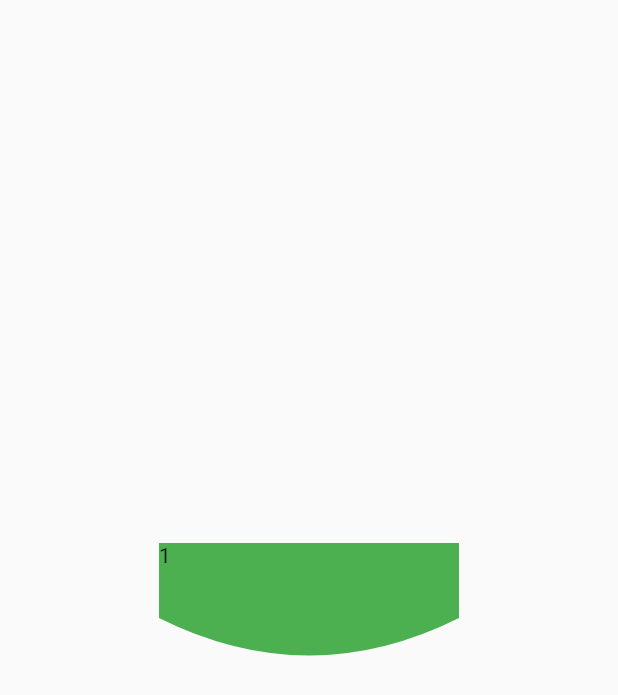
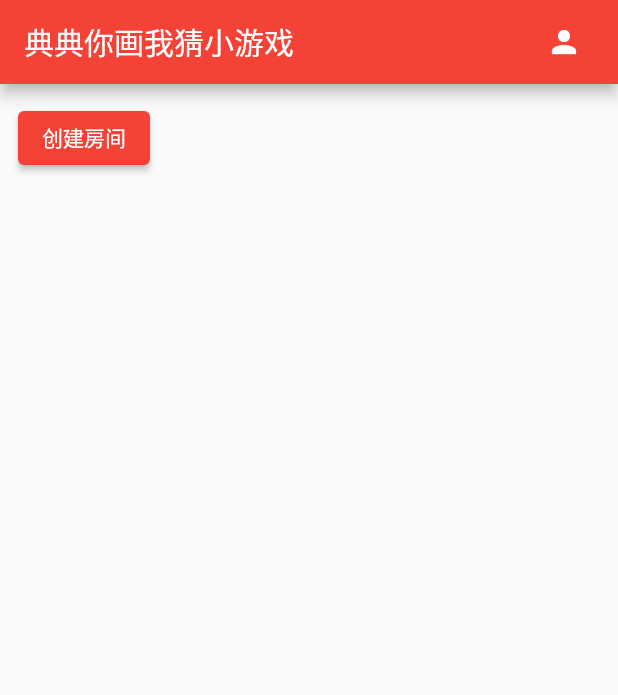
Before and after one commit to mdddj/flutter_what_is_this_game, a Flutter app: the screen it shows after launch, on a phone screen of 412 x 824 dp. Shown: the top 695 px of the screen. Run offline on Flutter 3.47's test engine with Material 2 defaults, Android fonts, the phone set to English and light mode, and no system bars; our stand-ins replace get.

Commit message:
添加首页功能

```diff
--- /dev/null
+++ b/lib/home.dart
@@ -0,0 +1,36 @@
+import 'package:flutter/material.dart';
+import 'utils.dart';
+
+// 首页
+class Home extends StatefulWidget {
+  const Home({Key? key}) : super(key: key);
+
+  @override
+  _HomeState createState() => _HomeState();
+}
+
+class _HomeState extends State<Home> {
+  @override
+  Widget build(BuildContext context) {
+    return Scaffold(
+      appBar: AppBar(
+        title: Text('典典你画我猜小游戏'),
+        actions: [
+          IconButton(onPressed: (){}, icon: Icon(Icons.person)).mr
+        ],
+      ),
+      body: SingleChildScrollView(
+        child: Column(
+          children: [actions()],
+        ),
+      ),
+    );
+  }
+
+  // 操作区域
+  Widget actions() {
+    return Row(
+      children: [ElevatedButton(onPressed: () {}, child: Text('创建房间'))],
+    ).wrap;
+  }
+}
--- a/lib/main.dart
+++ b/lib/main.dart
@@ -1,8 +1,7 @@
 import 'package:flutter/material.dart';
-import 'package:gesture/demos/demo3.dart';
 import 'package:get/get.dart';
 
-import 'demos/demo2/view.dart';
+import 'home.dart';
 
 void main() {
   runApp(MyApp());
@@ -13,20 +12,12 @@ class MyApp extends StatelessWidget {
   @override
   Widget build(BuildContext context) {
     return GetMaterialApp(
-      title: 'Flutter Demo',
+      debugShowCheckedModeBanner: false,
+      title: '典典你画我猜小游戏',
       theme: ThemeData(
-        // This is the theme of your application.
-        //
-        // Try running your application with "flutter run". You'll see the
-        // application has a blue toolbar. Then, without quitting the app, try
-        // changing the primarySwatch below to Colors.green and then invoke
-        // "hot reload" (press "r" in the console where you ran "flutter run",
-        // or simply save your changes to "hot reload" in a Flutter IDE).
-        // Notice that the counter didn't reset back to zero; the application
-        // is not restarted.
-        primarySwatch: Colors.blue,
+        primarySwatch: Colors.red,
       ),
-      home: Demo3(),
+      home: Home(),
     );
   }
 }
--- /dev/null
+++ b/lib/utils.dart
@@ -0,0 +1,12 @@
+import 'package:flutter/cupertino.dart';
+
+extension WidgetExtensions on Widget {
+  Widget get wrap => _wrap();
+  Widget _wrap() {
+    return Padding(
+      padding: EdgeInsets.all(12),
+      child: this,
+    );
+  }
+  Widget get mr => Padding(padding: EdgeInsets.only(right: 12),child: this);
+}
--- a/pubspec.yaml
+++ b/pubspec.yaml
@@ -27,7 +27,8 @@ dependencies:
 
   # The following adds the Cupertino Icons font to your application.
   # Use with the CupertinoIcons class for iOS style icons.
-  cupertino_icons: ^1.0.2
+  cupertino_icons: ^1.0.3
+  web_socket_channel: ^2.1.0
 
 dev_dependencies:
   flutter_test:
```
Also changed, not shown: pubspec.lock.
